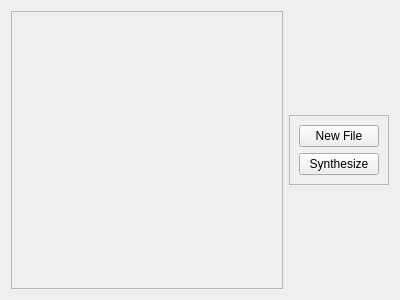
First picture: the form in TP2/Synthesis/Program/GUIs/GUI.ui, repository AlanVek/ASSD, before the edit.
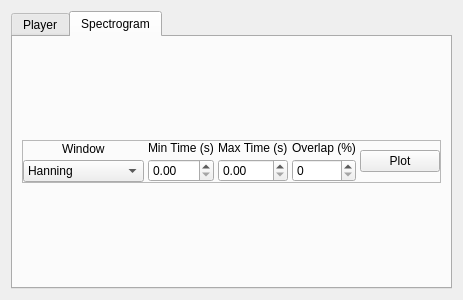
Second picture: the form after the edit. The open tabs and pages were chosen to show the change.

Patch:
```diff
--- a/TP2/Synthesis/Program/GUIs/GUI.ui
+++ b/TP2/Synthesis/Program/GUIs/GUI.ui
@@ -15,6 +15,14 @@
   </property>
   <layout class="QVBoxLayout" name="verticalLayout_2">
    <item>
+    <widget class="QTabWidget" name="full_tab">
+     <property name="currentIndex">
+      <number>0</number>
+     </property>
+     <widget class="QWidget" name="Player" native="true">
+      <attribute name="title">
+       <string>Player</string>
+      </attribute>
     <layout class="QHBoxLayout" name="Full_Layout">
      <item>
       <widget class="QScrollArea" name="scroller">
@@ -32,8 +40,8 @@
          <rect>
           <x>0</x>
           <y>0</y>
-          <width>277</width>
-          <height>278</height>
+            <width>271</width>
+            <height>252</height>
          </rect>
         </property>
         <layout class="QVBoxLayout" name="verticalLayout_3">
@@ -71,6 +79,151 @@
       </widget>
      </item>
     </layout>
+     </widget>
+     <widget class="QWidget" name="Spectrogram">
+      <attribute name="title">
+       <string>Spectrogram</string>
+      </attribute>
+      <layout class="QVBoxLayout" name="verticalLayout">
+       <property name="spacing">
+        <number>0</number>
+       </property>
+       <item>
+        <layout class="QVBoxLayout" name="Canvas">
+         <property name="spacing">
+          <number>0</number>
+         </property>
+         <property name="sizeConstraint">
+          <enum>QLayout::SetMaximumSize</enum>
+         </property>
+        </layout>
+       </item>
+       <item alignment="Qt::AlignVCenter">
+        <widget class="QFrame" name="horizontalFrame">
+         <property name="frameShape">
+          <enum>QFrame::StyledPanel</enum>
+         </property>
+         <layout class="QHBoxLayout" name="horizontalLayout">
+          <property name="spacing">
+           <number>4</number>
+          </property>
+          <property name="leftMargin">
+           <number>0</number>
+          </property>
+          <property name="topMargin">
+           <number>0</number>
+          </property>
+          <property name="rightMargin">
+           <number>0</number>
+          </property>
+          <property name="bottomMargin">
+           <number>0</number>
+          </property>
+          <item>
+           <layout class="QVBoxLayout" name="verticalLayout_4">
+            <item alignment="Qt::AlignHCenter">
+             <widget class="QLabel" name="label">
+              <property name="text">
+               <string>Window</string>
+              </property>
+             </widget>
+            </item>
+            <item>
+             <widget class="QComboBox" name="window_box">
+              <item>
+               <property name="text">
+                <string>Hanning</string>
+               </property>
+              </item>
+              <item>
+               <property name="text">
+                <string>Blackman-Harris</string>
+               </property>
+              </item>
+              <item>
+               <property name="text">
+                <string>Hann</string>
+               </property>
+              </item>
+              <item>
+               <property name="text">
+                <string>Triangular</string>
+               </property>
+              </item>
+              <item>
+               <property name="text">
+                <string>Blackman</string>
+               </property>
+              </item>
+              <item>
+               <property name="text">
+                <string>Hamming</string>
+               </property>
+              </item>
+              <item>
+               <property name="text">
+                <string>Bartlett</string>
+               </property>
+              </item>
+             </widget>
+            </item>
+           </layout>
+          </item>
+          <item>
+           <layout class="QVBoxLayout" name="verticalLayout_5">
+            <item alignment="Qt::AlignHCenter">
+             <widget class="QLabel" name="label_2">
+              <property name="text">
+               <string>Min Time (s)</string>
+              </property>
+             </widget>
+            </item>
+            <item>
+             <widget class="QDoubleSpinBox" name="min_time"/>
+            </item>
+           </layout>
+          </item>
+          <item>
+           <layout class="QVBoxLayout" name="verticalLayout_6">
+            <item alignment="Qt::AlignHCenter">
+             <widget class="QLabel" name="label_3">
+              <property name="text">
+               <string>Max Time (s)</string>
+              </property>
+             </widget>
+            </item>
+            <item>
+             <widget class="QDoubleSpinBox" name="max_time"/>
+            </item>
+           </layout>
+          </item>
+          <item>
+           <layout class="QVBoxLayout" name="verticalLayout_7">
+            <item alignment="Qt::AlignHCenter">
+             <widget class="QLabel" name="label_4">
+              <property name="text">
+               <string>Overlap (%)</string>
+              </property>
+             </widget>
+            </item>
+            <item>
+             <widget class="QSpinBox" name="overlap"/>
+            </item>
+           </layout>
+          </item>
+          <item>
+           <widget class="QPushButton" name="plot_button">
+            <property name="text">
+             <string>Plot</string>
+            </property>
+           </widget>
+          </item>
+         </layout>
+        </widget>
+       </item>
+      </layout>
+     </widget>
+    </widget>
    </item>
   </layout>
  </widget>
```
Left out of the diff: 7 changed lines with no effect on the pictures. Lines whose indentation alone changed are shown as unchanged.
